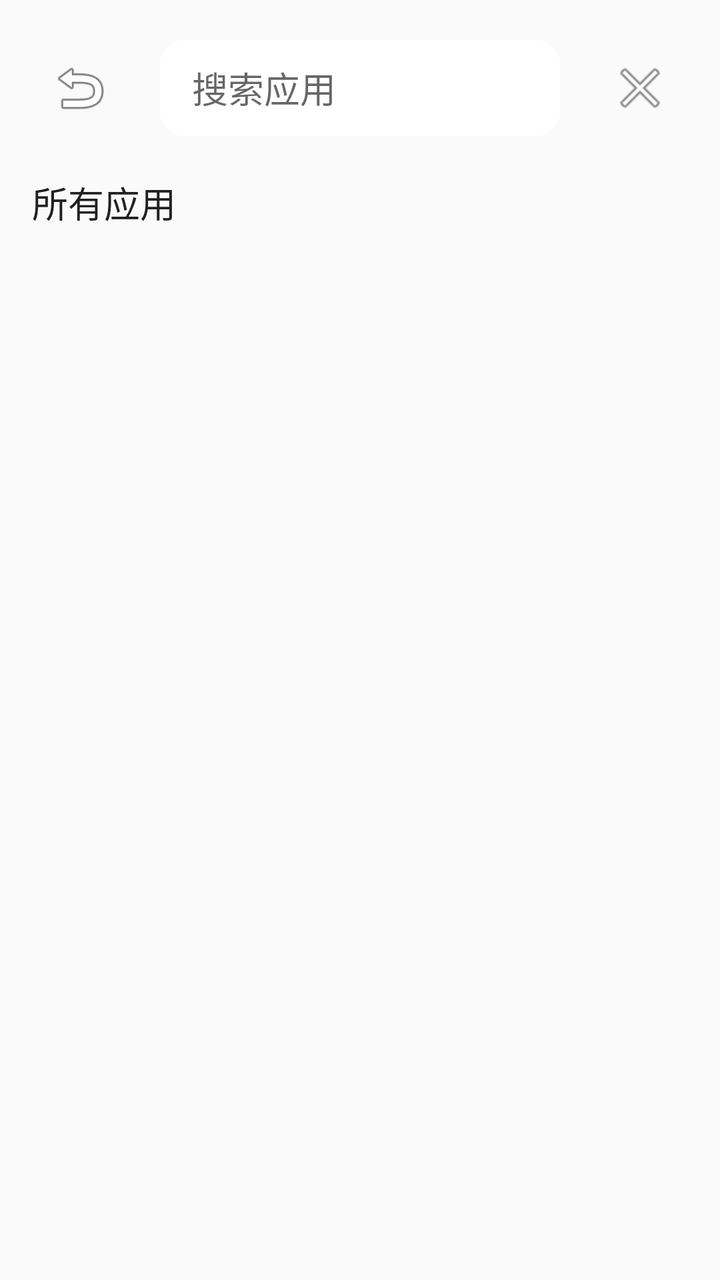
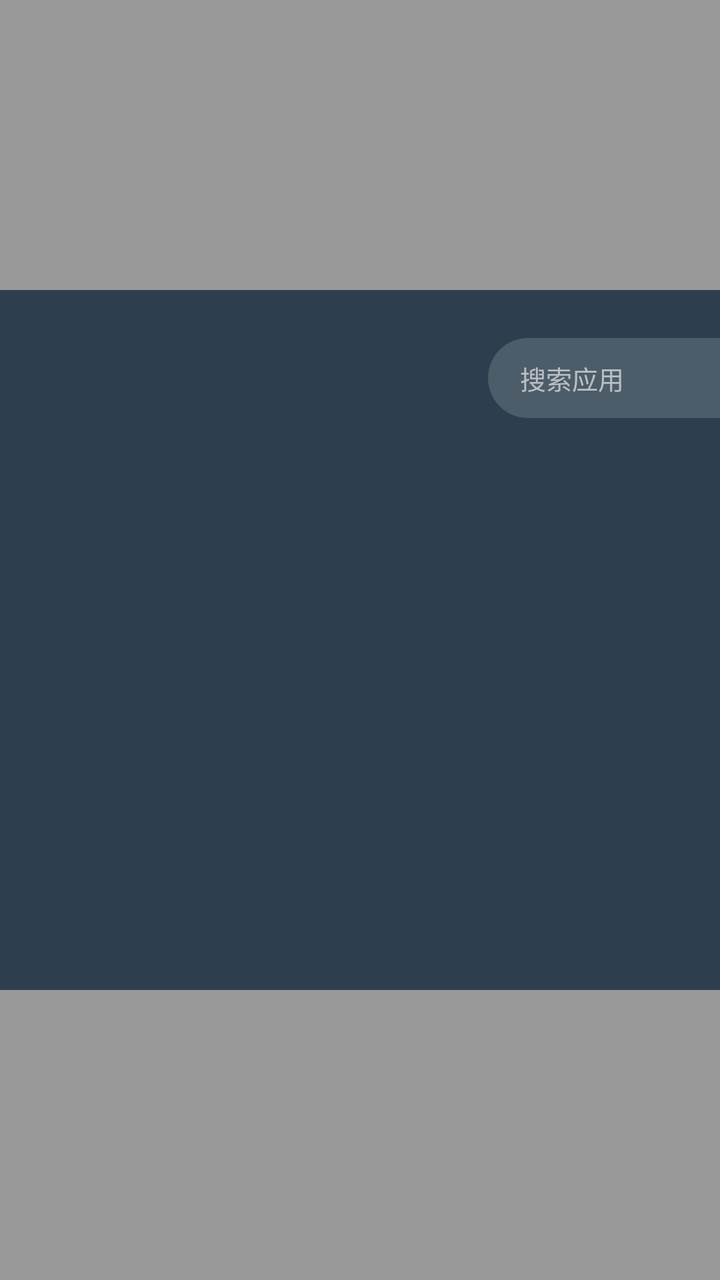

Compare the two renders of this Android layout. The source of the first and the diff that turns it into the second are given below.
<!-- AndroidManifest.xml: activity theme Theme.YouthUI.Transparent -->
<!-- res/layout/activity_app_drawer.xml -->
<?xml version="1.0" encoding="utf-8"?>
<LinearLayout xmlns:android="http://schemas.android.com/apk/res/android"
    android:id="@+id/drawer_container"
    android:layout_width="match_parent"
    android:layout_height="match_parent"
    android:layout_gravity="bottom"
    android:background="@color/drawer_background"
    android:orientation="vertical"
    android:padding="16dp">

    <LinearLayout
        android:layout_width="match_parent"
        android:layout_height="56dp"
        android:orientation="horizontal"
        android:gravity="center_vertical"
        android:layout_marginBottom="16dp">

        <ImageButton
            android:id="@+id/home_button"
            android:layout_width="48dp"
            android:layout_height="48dp"
            android:background="?attr/selectableItemBackgroundBorderless"
            android:src="@android:drawable/ic_menu_revert"
            android:contentDescription="返回桌面" />

        <EditText
            android:id="@+id/search_box"
            android:layout_width="0dp"
            android:layout_height="48dp"
            android:layout_weight="1"
            android:layout_marginStart="16dp"
            android:layout_marginEnd="16dp"
            android:background="@drawable/icon_background"
            android:hint="搜索应用"
            android:paddingStart="16dp"
            android:paddingEnd="16dp"
            android:inputType="text"
            android:maxLines="1" />

        <ImageButton
            android:id="@+id/close_button"
            android:layout_width="48dp"
            android:layout_height="48dp"
            android:background="?attr/selectableItemBackgroundBorderless"
            android:src="@android:drawable/ic_menu_close_clear_cancel"
            android:contentDescription="关闭" />

    </LinearLayout>

    <TextView
        android:layout_width="wrap_content"
        android:layout_height="wrap_content"
        android:text="所有应用"
        android:textSize="18sp"
        android:textColor="@color/text_primary"
        android:fontFamily="sans-serif-medium"
        android:layout_marginBottom="16dp" />

    <androidx.recyclerview.widget.RecyclerView
        android:id="@+id/apps_recycler_view"
        android:layout_width="match_parent"
        android:layout_height="0dp"
        android:layout_weight="1" />

</LinearLayout>
<!-- resources referenced by this layout -->
<resources>
  <color name="drawer_background">#FAFAFA</color>
  <color name="text_primary">#212121</color>
  <!-- drawable icon_background (drawable) -->
  <?xml version="1.0" encoding="utf-8"?>
  <shape xmlns:android="http://schemas.android.com/apk/res/android"
      android:shape="rectangle">
      <solid android:color="@color/icon_background" />
      <corners android:radius="12dp" />
  </shape>
  <style name="Theme.YouthUI.Transparent" parent="Theme.YouthUI">
          <item name="android:windowIsTranslucent">true</item>
          <item name="android:windowBackground">@android:color/transparent</item>
          <item name="android:windowNoTitle">true</item>
          <item name="android:backgroundDimEnabled">true</item>
      </style>
  <color name="icon_background">#FFFFFF</color>
  <style name="Theme.YouthUI" parent="Theme.MaterialComponents.Light.NoActionBar">
          <item name="colorPrimary">@color/primary</item>
          <item name="colorPrimaryDark">@color/primary_dark</item>
          <item name="colorAccent">@color/accent</item>
          <item name="android:windowBackground">@color/background</item>
          <item name="android:navigationBarColor">@color/transparent</item>
          <item name="android:statusBarColor">@color/transparent</item>
          <item name="android:windowFullscreen">true</item>
          <item name="android:windowLayoutInDisplayCutoutMode">shortEdges</item>
          <item name="android:windowTranslucentNavigation">true</item>
          <item name="android:windowTranslucentStatus">true</item>
      </style>
  <color name="primary">#2196F3</color>
  <color name="primary_dark">#1976D2</color>
  <color name="accent">#FF4081</color>
  <color name="background">#F5F5F5</color>
  <color name="transparent">#00000000</color>
</resources>

<!-- the commit's change to res/layout/activity_app_drawer.xml (unified diff, before → after) -->
@@ -1,65 +1,82 @@
 <?xml version="1.0" encoding="utf-8"?>
-<LinearLayout xmlns:android="http://schemas.android.com/apk/res/android"
-    android:id="@+id/drawer_container"
+<FrameLayout xmlns:android="http://schemas.android.com/apk/res/android"
+    android:id="@+id/drawer_root"
     android:layout_width="match_parent"
     android:layout_height="match_parent"
-    android:layout_gravity="bottom"
-    android:background="@color/drawer_background"
-    android:orientation="vertical"
-    android:padding="16dp">
+    android:background="#66000000">
 
+    
     <LinearLayout
-        android:layout_width="match_parent"
-        android:layout_height="56dp"
-        android:orientation="horizontal"
-        android:gravity="center_vertical"
-        android:layout_marginBottom="16dp">
+        android:id="@+id/drawer_container"
+        android:layout_width="800dp"
+        android:layout_height="350dp"
+        android:layout_gravity="center"
+        android:background="@drawable/dialog_background_rounded"
+        android:orientation="vertical"
+        android:padding="20dp"
+        android:clickable="true"
+        android:focusable="true">
 
-        <ImageButton
-            android:id="@+id/home_button"
-            android:layout_width="48dp"
+        
+        <LinearLayout
+            android:layout_width="match_parent"
             android:layout_height="48dp"
-            android:background="?attr/selectableItemBackgroundBorderless"
-            android:src="@android:drawable/ic_menu_revert"
-            android:contentDescription="返回桌面" />
+            android:orientation="horizontal"
+            android:gravity="center_vertical"
+            android:layout_marginBottom="8dp">
 
-        <EditText
-            android:id="@+id/search_box"
-            android:layout_width="0dp"
-            android:layout_height="48dp"
-            android:layout_weight="1"
-            android:layout_marginStart="16dp"
-            android:layout_marginEnd="16dp"
-            android:background="@drawable/icon_background"
-            android:hint="搜索应用"
-            android:paddingStart="16dp"
-            android:paddingEnd="16dp"
-            android:inputType="text"
-            android:maxLines="1" />
+            <TextView
+                android:layout_width="0dp"
+                android:layout_height="wrap_content"
+                android:layout_weight="1"
+                android:text="所有应用"
+                android:textSize="18sp"
+                android:textColor="@color/dark_tech_text"
+                android:fontFamily="sans-serif-medium" />
 
-        <ImageButton
-            android:id="@+id/close_button"
-            android:layout_width="48dp"
-            android:layout_height="48dp"
-            android:background="?attr/selectableItemBackgroundBorderless"
-            android:src="@android:drawable/ic_menu_close_clear_cancel"
-            android:contentDescription="关闭" />
+            <EditText
+                android:id="@+id/search_box"
+                android:layout_width="220dp"
+                android:layout_height="40dp"
+                android:background="@drawable/search_box_dark"
+                android:hint="搜索应用"
+                android:textColor="@color/dark_tech_text"
+                android:textColorHint="#99FFFFFF"
+                android:textSize="13sp"
+                android:paddingStart="16dp"
+                android:paddingEnd="16dp"
+                android:gravity="center_vertical"
+                android:inputType="text"
+                android:maxLines="1" />
+
+            <ImageButton
+                android:id="@+id/home_button"
+                android:layout_width="40dp"
+                android:layout_height="40dp"
+                android:layout_marginStart="12dp"
+                android:background="?attr/selectableItemBackgroundBorderless"
+                android:src="@android:drawable/ic_menu_revert"
+                android:tint="@color/dark_tech_text"
+                android:contentDescription="返回桌面" />
+
+            <ImageButton
+                android:id="@+id/close_button"
+                android:layout_width="40dp"
+                android:layout_height="40dp"
+                android:layout_marginStart="4dp"
+                android:background="?attr/selectableItemBackgroundBorderless"
+                android:src="@android:drawable/ic_menu_close_clear_cancel"
+                android:tint="@color/dark_tech_text"
+                android:contentDescription="关闭" />
+
+        </LinearLayout>
+
+        <androidx.recyclerview.widget.RecyclerView
+            android:id="@+id/apps_recycler_view"
+            android:layout_width="match_parent"
+            android:layout_height="0dp"
+            android:layout_weight="1" />
 
     </LinearLayout>
 
-    <TextView
-        android:layout_width="wrap_content"
-        android:layout_height="wrap_content"
-        android:text="所有应用"
-        android:textSize="18sp"
-        android:textColor="@color/text_primary"
-        android:fontFamily="sans-serif-medium"
-        android:layout_marginBottom="16dp" />
-
-    <androidx.recyclerview.widget.RecyclerView
-        android:id="@+id/apps_recycler_view"
-        android:layout_width="match_parent"
-        android:layout_height="0dp"
-        android:layout_weight="1" />
-
-</LinearLayout>
+</FrameLayout>
<!-- resource entries referenced after the edit -->
@@ -1,13 +1,19 @@
 <!-- resources referenced by this layout -->
 <resources>
-  <color name="drawer_background">#FAFAFA</color>
-  <color name="text_primary">#212121</color>
-  <!-- drawable icon_background (drawable) -->
+  <color name="dark_tech_text">#FFFFFF</color>
+  <!-- drawable dialog_background_rounded (drawable) -->
   <?xml version="1.0" encoding="utf-8"?>
   <shape xmlns:android="http://schemas.android.com/apk/res/android"
       android:shape="rectangle">
-      <solid android:color="@color/icon_background" />
-      <corners android:radius="12dp" />
+      <solid android:color="#F2283A4A" />
+      <corners android:radius="20dp" />
+  </shape>
+  <!-- drawable search_box_dark (drawable) -->
+  <?xml version="1.0" encoding="utf-8"?>
+  <shape xmlns:android="http://schemas.android.com/apk/res/android"
+      android:shape="rectangle">
+      <solid android:color="#26FFFFFF" />
+      <corners android:radius="24dp" />
   </shape>
   <style name="Theme.YouthUI.Transparent" parent="Theme.YouthUI">
           <item name="android:windowIsTranslucent">true</item>
@@ -15,7 +21,6 @@
           <item name="android:windowNoTitle">true</item>
           <item name="android:backgroundDimEnabled">true</item>
       </style>
-  <color name="icon_background">#FFFFFF</color>
   <style name="Theme.YouthUI" parent="Theme.MaterialComponents.Light.NoActionBar">
           <item name="colorPrimary">@color/primary</item>
           <item name="colorPrimaryDark">@color/primary_dark</item>
